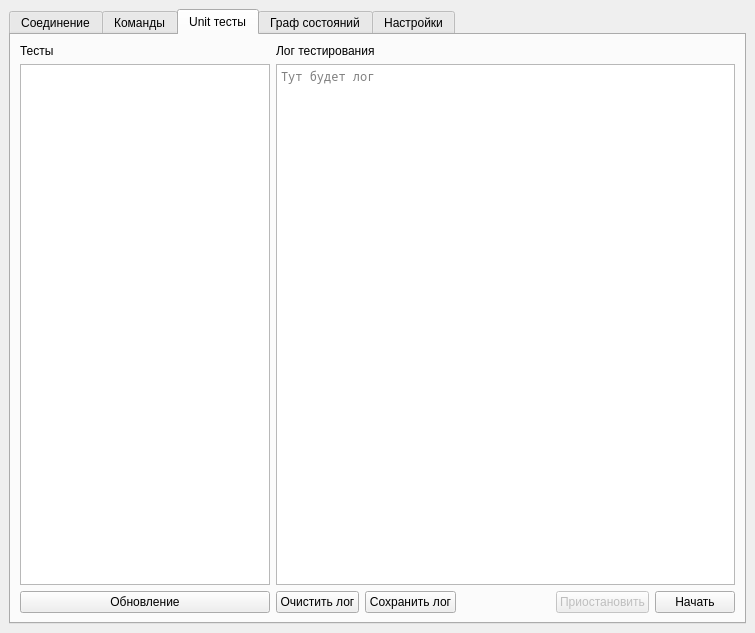
Before: the Qt Designer form ui/mainwindow.ui in Megaxela/FRTester, drawn with Qt 5.
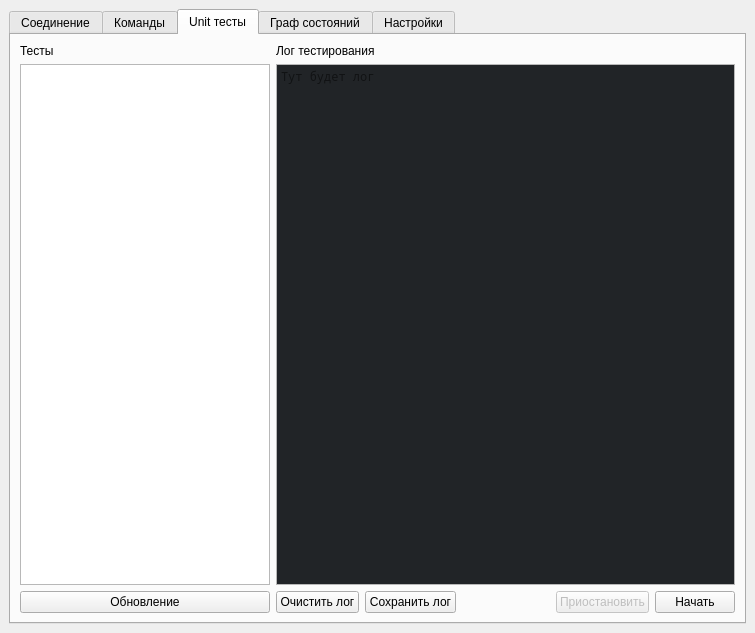
After: the same form once the commit is applied. The open tabs and pages were chosen to show the change. Custom widgets are drawn as their Qt base class.

Commit message: Изменил цветовую гамму окна логгера. Убрал WordWrap из логгера.

```diff
--- a/ui/mainwindow.ui
+++ b/ui/mainwindow.ui
@@ -883,6 +883,43 @@
           </item>
           <item>
            <widget class="QTextEdit" name="unitTestsLogTextEdit">
+            <property name="palette">
+             <palette>
+              <active>
+               <colorrole role="Base">
+                <brush brushstyle="SolidPattern">
+                 <color alpha="255">
+                  <red>33</red>
+                  <green>36</green>
+                  <blue>39</blue>
+                 </color>
+                </brush>
+               </colorrole>
+              </active>
+              <inactive>
+               <colorrole role="Base">
+                <brush brushstyle="SolidPattern">
+                 <color alpha="255">
+                  <red>33</red>
+                  <green>36</green>
+                  <blue>39</blue>
+                 </color>
+                </brush>
+               </colorrole>
+              </inactive>
+              <disabled>
+               <colorrole role="Base">
+                <brush brushstyle="SolidPattern">
+                 <color alpha="255">
+                  <red>33</red>
+                  <green>36</green>
+                  <blue>39</blue>
+                 </color>
+                </brush>
+               </colorrole>
+              </disabled>
+             </palette>
+            </property>
             <property name="font">
              <font>
               <family>Noto Mono</family>
@@ -896,6 +933,9 @@
             <property name="undoRedoEnabled">
              <bool>false</bool>
             </property>
+            <property name="lineWrapMode">
+             <enum>QTextEdit::NoWrap</enum>
+            </property>
             <property name="readOnly">
              <bool>true</bool>
             </property>
```
Left out of the diff: 2 changed lines with no effect on the pictures.
